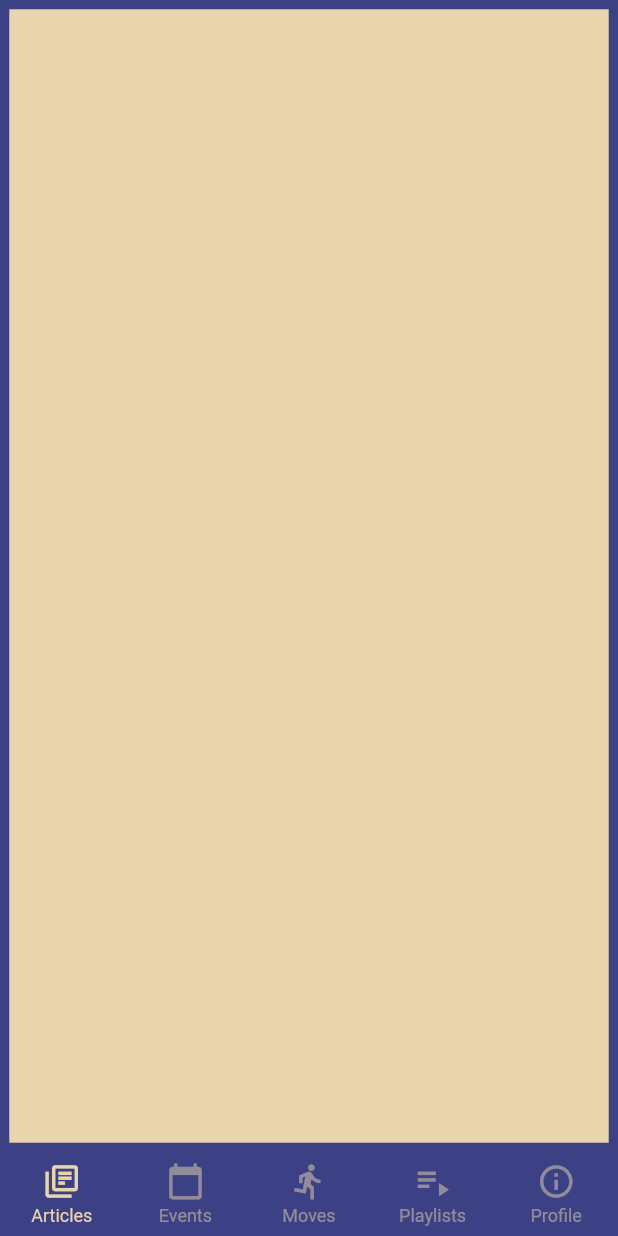
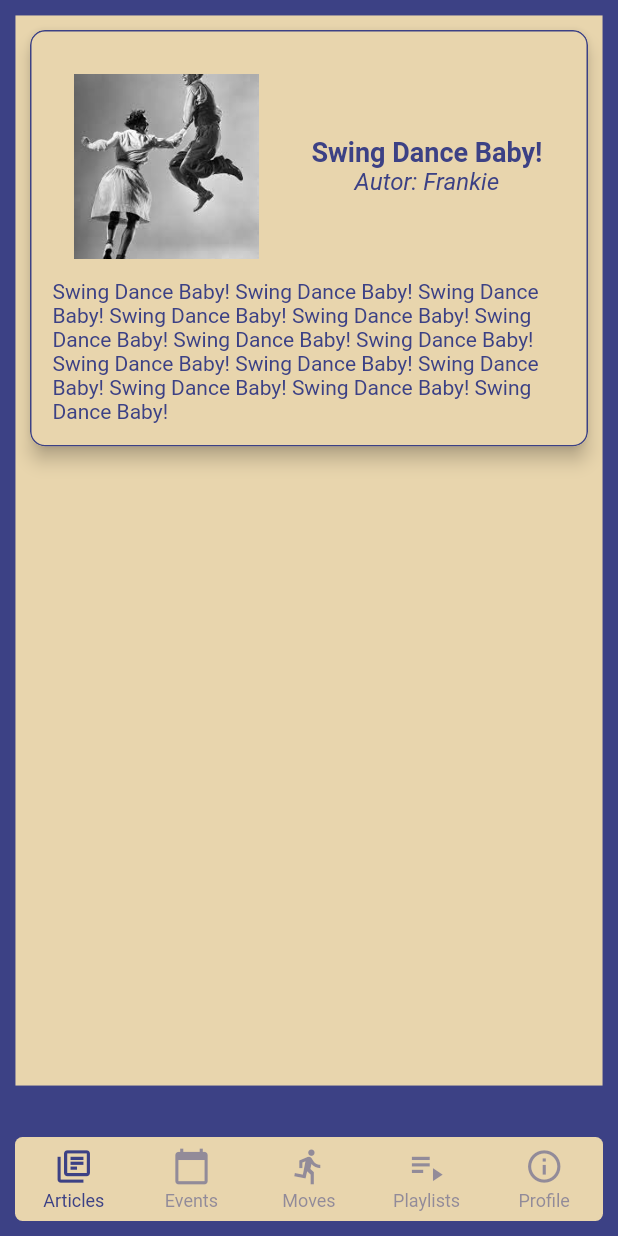
Before and after one commit to FredAPP/lindy, a Flutter app: the NavigationController widget shown alone on an empty page, opened directly, on a phone screen of 412 x 824 dp. Run offline on Flutter 3.47's test engine with Material 2 defaults, Android fonts, the phone set to English and light mode, and no system bars; drawn by our look-alikes of persistent_bottom_nav_bar; our stand-ins replace youtube_player_flutter.

Commit message:
Card de artigos pronto e modificações na bottom navigation bar

```diff
--- a/lib/pages/articles_page.dart
+++ b/lib/pages/articles_page.dart
@@ -1,5 +1,4 @@
 import 'package:flutter/material.dart';
-import 'package:lindyapp/models/article_info.dart';
 
 class ArticlesPage extends StatelessWidget {
   @override
@@ -10,19 +9,87 @@ class ArticlesPage extends StatelessWidget {
 
     return SafeArea(
       child: Scaffold(
-        backgroundColor: Colors.grey[50],
+        //Aqui é para preencher o vazio no fundo entre a barra e a página
+        backgroundColor: Color.fromRGBO(60, 65, 133, 1),
         body: Stack(
           children: [
             Container(
-                width: width,
-                height: height,
-                decoration: BoxDecoration(
+              width: width,
+              height: height - 90,
+              decoration: BoxDecoration(
+                color: Color.fromRGBO(232, 213, 173, 1),
+                border: Border.all(
+                  color: Color.fromRGBO(60, 65, 133, 1),
+                  width: width * 0.025,
+                ),
+              ),
+            ),
+            // Inicio card do artigo
+            Column(
+              children: <Widget>[
+                Card(
+                  child: Padding(
+                    padding: const EdgeInsets.all(15.0),
+                    child: Column(
+                      children: [
+                        Padding(
+                          padding: const EdgeInsets.all(14.0),
+                          child: Row(
+                            children: [
+                              Image(
+                                image:
+                                    AssetImage("assets/images/background.jpeg"),
+                                height: height * 0.15,
+                                width: width * 0.30,
+                                fit: BoxFit.fitWidth,
+                              ),
+                              Padding(
+                                padding: const EdgeInsets.fromLTRB(35, 0, 0, 0),
+                                child: Column(
+                                  children: [
+                                    Text(
+                                      "Swing Dance Baby!",
+                                      style: TextStyle(
+                                          fontSize: 18,
+                                          fontWeight: FontWeight.bold,
+                                          color:
+                                              Color.fromRGBO(60, 65, 133, 1)),
+                                    ),
+                                    Text(
+                                      "Autor: Frankie",
+                                      style: TextStyle(
+                                          fontSize: 16,
+                                          fontStyle: FontStyle.italic,
+                                          color:
+                                              Color.fromRGBO(60, 65, 133, 1)),
+                                    ),
+                                  ],
+                                ),
+                              ),
+                            ],
+                          ),
+                        ),
+                        Text(
+                          "Swing Dance Baby! Swing Dance Baby! Swing Dance Baby! Swing Dance Baby! Swing Dance Baby! Swing Dance Baby! Swing Dance Baby! Swing Dance Baby! Swing Dance Baby! Swing Dance Baby! Swing Dance Baby! Swing Dance Baby! Swing Dance Baby! Swing Dance Baby! ",
+                          style:
+                              TextStyle(color: Color.fromRGBO(60, 65, 133, 1)),
+                        ),
+                      ],
+                    ),
+                  ),
                   color: Color.fromRGBO(232, 213, 173, 1),
-                  border: Border.all(
-                    color: Color.fromRGBO(60, 65, 133, 1),
-                    width: width * 0.015,
-                  ),
+                  semanticContainer: true,
+                  clipBehavior: Clip.antiAliasWithSaveLayer,
+                  shape: RoundedRectangleBorder(
+                      borderRadius: BorderRadius.circular(10.0),
+                      side: BorderSide(
+                        color: Color.fromRGBO(60, 65, 133, 1),
+                        width: 1,
+                      )),
+                  elevation: 5,
+                  margin: EdgeInsets.all(20),
                 ),
+              ],
             ),
           ],
         ),
--- a/lib/widgets/navigation_controller.dart
+++ b/lib/widgets/navigation_controller.dart
@@ -3,7 +3,6 @@ import 'package:flutter/material.dart';
 import 'package:lindyapp/pages/articles_page.dart';
 import 'package:lindyapp/pages/credits_page.dart';
 import 'package:lindyapp/pages/events_page.dart';
-import 'package:lindyapp/pages/home.dart';
 import 'package:lindyapp/pages/moves_page.dart';
 import 'package:lindyapp/pages/playlists_page.dart';
 import 'package:persistent_bottom_nav_bar/persistent-tab-view.dart';
@@ -31,32 +30,32 @@ class NavigationController extends StatelessWidget {
         PersistentBottomNavBarItem(
           icon: Icon(Icons.library_books_outlined),
           title: ("Articles"),
-          activeColor: Color.fromRGBO(232, 213, 173, 1),
-          inactiveColor: Color.fromRGBO(232, 213, 173, 0.5),
+          activeColor: Color.fromRGBO(60, 65, 133, 1),
+          inactiveColor: Color.fromRGBO(60, 65, 133, 0.5),
         ),
         PersistentBottomNavBarItem(
           icon: Icon(Icons.calendar_today),
           title: ("Events"),
-          activeColor: Color.fromRGBO(232, 213, 173, 1),
-          inactiveColor: Color.fromRGBO(232, 213, 173, 0.5),
+          activeColor: Color.fromRGBO(60, 65, 133, 1),
+          inactiveColor: Color.fromRGBO(60, 65, 133, 0.5),
         ),
         PersistentBottomNavBarItem(
           icon: Icon(Icons.directions_run),
           title: ("Moves"),
-          activeColor: Color.fromRGBO(232, 213, 173, 1),
-          inactiveColor: Color.fromRGBO(232, 213, 173, 0.5),
+          activeColor: Color.fromRGBO(60, 65, 133, 1),
+          inactiveColor: Color.fromRGBO(60, 65, 133, 0.5),
         ),
         PersistentBottomNavBarItem(
           icon: Icon(Icons.playlist_play),
           title: ("Playlists"),
-          activeColor: Color.fromRGBO(232, 213, 173, 1),
-          inactiveColor: Color.fromRGBO(232, 213, 173, 0.5),
+          activeColor: Color.fromRGBO(60, 65, 133, 1),
+          inactiveColor: Color.fromRGBO(60, 65, 133, 0.5),
         ),
         PersistentBottomNavBarItem(
           icon: Icon(Icons.info_outline),
           title: ("Profile"),
-          activeColor: Color.fromRGBO(232, 213, 173, 1),
-          inactiveColor: Color.fromRGBO(232, 213, 173, 0.5),
+          activeColor: Color.fromRGBO(60, 65, 133, 1),
+          inactiveColor: Color.fromRGBO(60, 65, 133, 0.5),
         ),
       ];
     }
@@ -67,7 +66,8 @@ class NavigationController extends StatelessWidget {
       screens: _buildScreens(),
       items: _navBarsItems(),
       confineInSafeArea: true,
-      backgroundColor: Color.fromRGBO(60, 65, 133, 1),
+      margin: EdgeInsets.fromLTRB(10, 0, 10, 10),
+      backgroundColor: Color.fromRGBO(232, 213, 173, 1),
       handleAndroidBackButtonPress: true,
       resizeToAvoidBottomInset:
           true, // This needs to be true if you want to move up the screen when keyboard appears.
@@ -75,8 +75,8 @@ class NavigationController extends StatelessWidget {
       hideNavigationBarWhenKeyboardShows:
           true, // Recommended to set 'resizeToAvoidBottomInset' as true while using this argument.
       decoration: NavBarDecoration(
-        borderRadius: BorderRadius.zero,
-        colorBehindNavBar: Color.fromRGBO(60, 65, 133, 0.5),
+        borderRadius: const BorderRadius.all(Radius.circular(5)),
+        colorBehindNavBar: Color.fromRGBO(60, 65, 133, 1),
       ),
       popAllScreensOnTapOfSelectedTab: true,
       popActionScreens: PopActionScreensType.all,
```
